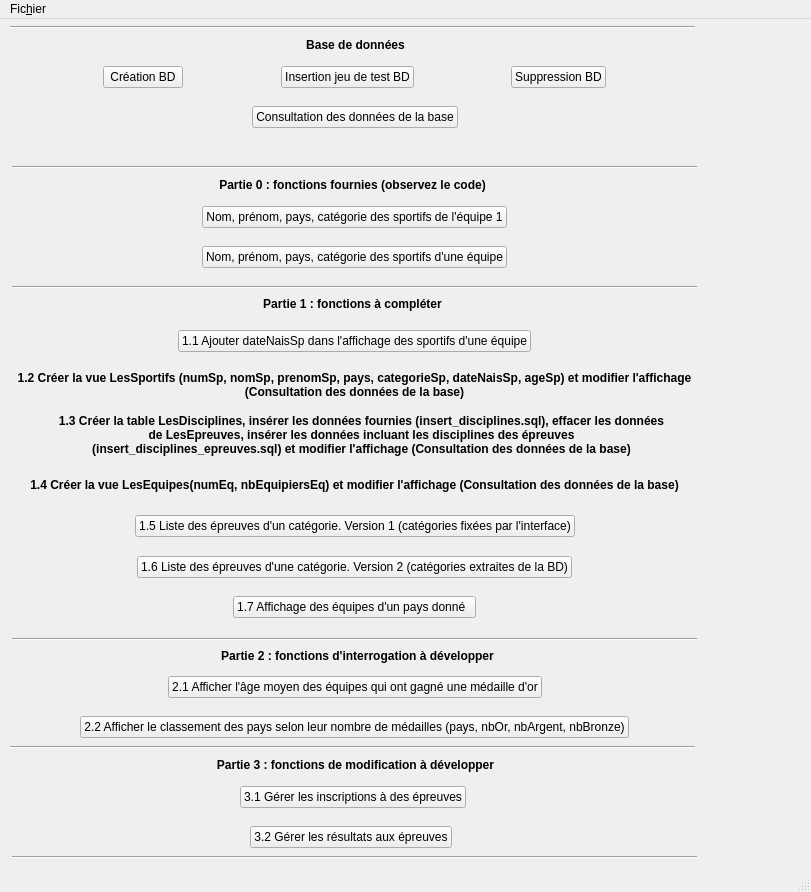
Old version of the form gui/mainWindow.ui in the repository pH0xe/L3-Info-Projet-CEBD.
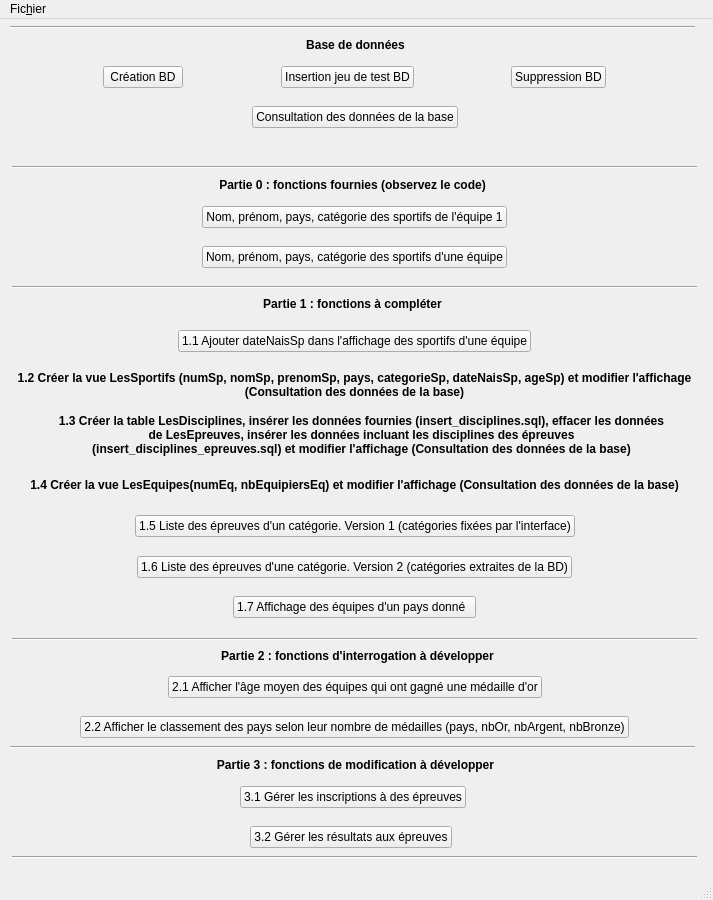
New version of the form.

```diff
--- a/gui/mainWindow.ui
+++ b/gui/mainWindow.ui
@@ -6,8 +6,8 @@
    <rect>
     <x>0</x>
     <y>0</y>
-    <width>811</width>
-    <height>892</height>
+    <width>713</width>
+    <height>900</height>
    </rect>
   </property>
   <property name="windowTitle">
@@ -879,8 +879,8 @@
     <rect>
      <x>0</x>
      <y>0</y>
-     <width>811</width>
-     <height>21</height>
+     <width>713</width>
+     <height>30</height>
     </rect>
    </property>
    <widget class="QMenu" name="menuFiles">
```
Left out of the diff: 49 changed lines with no effect on the pictures.
